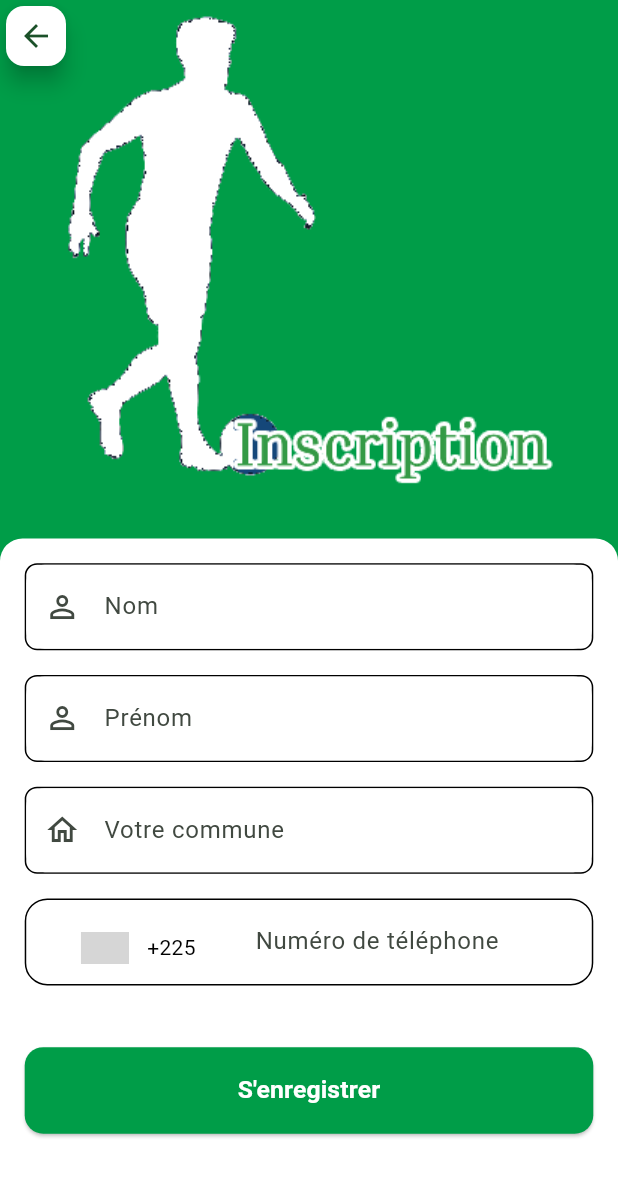
After one commit to opamao/foot-money, a Flutter app: the RegisterPage screen opened directly, on a phone screen of 412 x 824 dp. The commit adds this screen. Shown: the top 1177 px of the screen. Run offline on Flutter 3.47's test engine with Material 3 defaults, Android fonts, the phone set to English and light mode, and no system bars; drawn by our look-alikes of intl_phone_number_input; our stand-ins replace gap, google_fonts, shared_preferences, sizer; accounts and stored records are empty; grey boxes are pictures that could not be loaded.

Commit message:
design auth finis

```diff
--- a/lib/constants/app_constants.dart
+++ b/lib/constants/app_constants.dart
@@ -3,7 +3,8 @@ class AppConstants {
 
   static const appName = "Foot Money";
 
-  static const btnLogin = "Connexion";
+  static const btnLogin = "Se connecter";
+  static const btnRegister = "S'enregistrer";
   static const btnValid = "Valider";
   static const btnContinue = "Continuer";
   static const btnCancel = "Annuler";
--- /dev/null
+++ b/lib/src/features/forgot/forgot.dart
@@ -0,0 +1 @@
+export 'pages/pages.dart';
--- /dev/null
+++ b/lib/src/features/forgot/pages/pages.dart
@@ -0,0 +1 @@
+export 'forgot_page.dart';
--- /dev/null
+++ b/lib/src/features/register/pages/pages.dart
@@ -0,0 +1 @@
+export 'register_page.dart';
--- /dev/null
+++ b/lib/src/features/register/pages/register_page.dart
@@ -0,0 +1,165 @@
+import 'package:flutter/material.dart';
+import 'package:gap/gap.dart';
+import 'package:intl_phone_number_input/intl_phone_number_input.dart';
+import 'package:sizer/sizer.dart';
+
+import '../../../../constants/constants.dart';
+import '../../../themes/themes.dart';
+import '../../../widgets/widgets.dart';
+
+class RegisterPage extends StatefulWidget {
+  const RegisterPage({super.key});
+
+  @override
+  State<RegisterPage> createState() => _RegisterPageState();
+}
+
+class _RegisterPageState extends State<RegisterPage> {
+  final _formKey = GlobalKey<FormState>();
+
+  var login = TextEditingController();
+  var name = TextEditingController();
+  var lastName = TextEditingController();
+  var commune = TextEditingController();
+
+  String phoneInicator = "";
+  String initialCountry = 'CI';
+  PhoneNumber number = PhoneNumber(isoCode: 'CI');
+
+  final _snackBar = const SnackBar(
+    content: Text("Veuillez saisir votre numéro de téléphone"),
+    backgroundColor: Colors.red,
+  );
+
+  @override
+  Widget build(BuildContext context) {
+    return Scaffold(
+      backgroundColor: appColor,
+      body: SafeArea(
+        child: Stack(
+          children: [
+            Column(
+              children: [
+                Image.asset("assets/images/register2.png"),
+                Expanded(
+                  child: Container(
+                    decoration: BoxDecoration(
+                      color: appWhite,
+                      borderRadius: const BorderRadius.only(
+                        topLeft: Radius.circular(15),
+                        topRight: Radius.circular(15),
+                      ),
+                    ),
+                    child: Padding(
+                      padding: EdgeInsets.all(4.w),
+                      child: SingleChildScrollView(
+                        child: Form(
+                          key: _formKey,
+                          child: Column(
+                            mainAxisAlignment: MainAxisAlignment.center,
+                            crossAxisAlignment: CrossAxisAlignment.center,
+                            children: [
+                              InputText(
+                                keyboardType: TextInputType.text,
+                                controller: name,
+                                hintText: "Nom",
+                                prefixIcon: const Padding(
+                                  padding: EdgeInsets.all(0),
+                                  child: Icon(Icons.person_outline),
+                                ),
+                                validatorMessage:
+                                "Veuillez saisir votre nom",
+                              ),
+                              Gap(2.h),
+                              InputText(
+                                keyboardType: TextInputType.text,
+                                controller: lastName,
+                                hintText: "Prénom",
+                                prefixIcon: const Padding(
+                                  padding: EdgeInsets.all(0),
+                                  child: Icon(Icons.person_outline),
+                                ),
+                                validatorMessage:
+                                "Veuillez saisir votre prénom",
+                              ),
+                              Gap(2.h),
+                              InputText(
+                                keyboardType: TextInputType.text,
+                                controller: commune,
+                                hintText: "Votre commune",
+                                prefixIcon: const Padding(
+                                  padding: EdgeInsets.all(0),
+                                  child: Icon(Icons.home_outlined),
+                                ),
+                                validatorMessage:
+                                "Veuillez saisir votre commune",
+                              ),
+                              Gap(2.h),
+                              Container(
+                                padding: EdgeInsets.only(left: 4.w),
+                                decoration: BoxDecoration(
+                                  color: appWhite,
+                                  borderRadius: BorderRadius.circular(15),
+                                  border: Border.all(),
+                                ),
+                                child: InternationalPhoneNumberInput(
+                                  onInputChanged: (PhoneNumber number) {
+                                    phoneInicator = number.phoneNumber!;
+                                  },
+                                  onInputValidated: (bool value) {},
+                                  errorMessage: "Le numéro est invalide",
+                                  hintText: "Numéro de téléphone",
+                                  selectorConfig: const SelectorConfig(
+                                    selectorType:
+                                    PhoneInputSelectorType.BOTTOM_SHEET,
+                                  ),
+                                  ignoreBlank: false,
+                                  autoValidateMode: AutovalidateMode.disabled,
+                                  selectorTextStyle: const TextStyle(
+                                    color: Colors.black,
+                                  ),
+                                  initialValue: number,
+                                  textFieldController: login,
+                                  formatInput: true,
+                                  keyboardType:
+                                  const TextInputType.numberWithOptions(
+                                    signed: true,
+                                    decimal: true,
+                                  ),
+                                  inputBorder: const OutlineInputBorder(
+                                    borderSide: BorderSide.none,
+                                  ),
+                                  onSaved: (PhoneNumber number) {},
+                                ),
+                              ),
+                              Gap(5.h),
+                              SubmitButton(
+                                AppConstants.btnRegister,
+                                onPressed: () async {
+                                  if (_formKey.currentState!.validate()) {
+                                  } else {
+                                    ScaffoldMessenger.of(context)
+                                        .showSnackBar(_snackBar);
+                                  }
+                                },
+                              ),
+                            ],
+                          ),
+                        ),
+                      ),
+                    ),
+                  ),
+                ),
+              ],
+            ),
+            FloatingActionButton.small(
+              backgroundColor: appWhite,
+              onPressed: () => Navigator.pop(context),
+              child: const Icon(Icons.arrow_back_outlined),
+            )
+          ],
+        ),
+      ),
+    );
+  }
+}
--- /dev/null
+++ b/lib/src/features/register/register.dart
@@ -0,0 +1 @@
+export 'pages/pages.dart';
--- a/lib/src/widgets/buttons/submit_button.dart
+++ b/lib/src/widgets/buttons/submit_button.dart
@@ -26,7 +26,7 @@ class SubmitButton extends StatelessWidget {
   Widget build(BuildContext context) {
     return SizedBox(
       width: width ?? double.infinity,
-      height: height ?? 12.w,
+      height: height ?? 14.w,
      // padding: EdgeInsets.symmetric(horizontal: 2.w),
       child: ElevatedButton(
         style: ElevatedButton.styleFrom(
--- a/lib/src/widgets/inputs/input_text.dart
+++ b/lib/src/widgets/inputs/input_text.dart
@@ -1,4 +1,5 @@
 import 'package:flutter/material.dart';
+import 'package:footmoney/src/themes/themes.dart';
 import 'package:sizer/sizer.dart';
 
 class InputText extends StatelessWidget {
@@ -39,7 +40,7 @@ class InputText extends StatelessWidget {
   Widget build(BuildContext context) {
     return Container(
       decoration: BoxDecoration(
-        border: borderColor != null ? Border.all(color: borderColor!) : null,
+        border: borderColor == null ? Border.all(color: appBlack) : null,
         borderRadius: BorderRadius.circular(2.w),
       ),
       //padding: EdgeInsets.symmetric(horizontal: 2.w),
```
Also changed, not shown: lib/src/features/forgot/pages/forgot_page.dart (added, +126 -0 lines), lib/src/features/login/pages/login_page.dart (+49 -2 lines).
